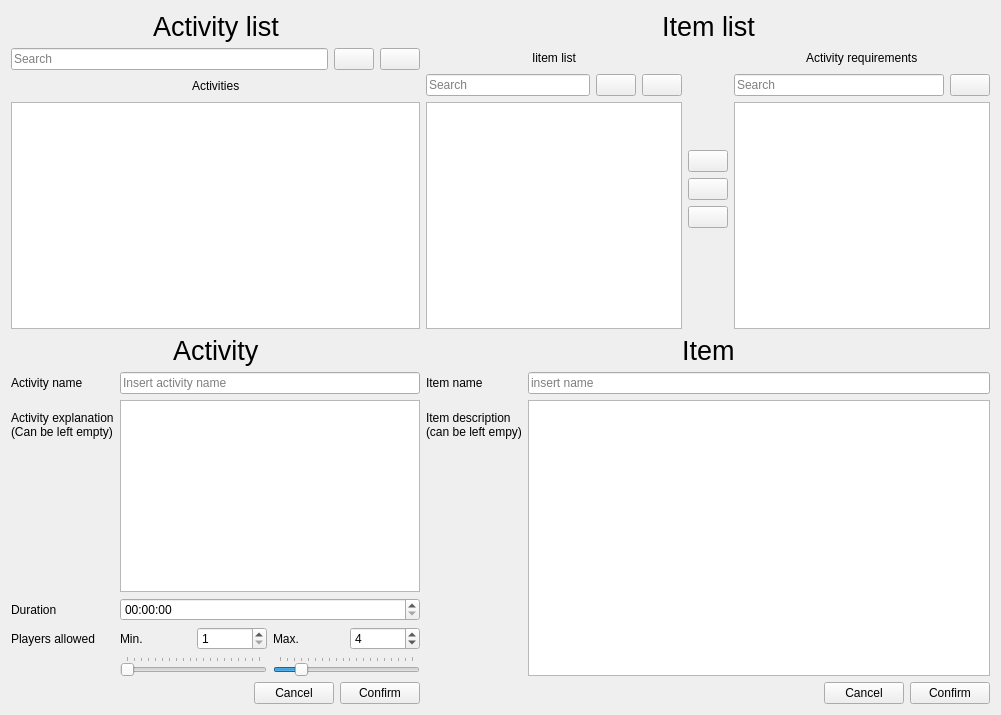
Old version of the form mngactivity.ui in the repository glennnys/Decided.
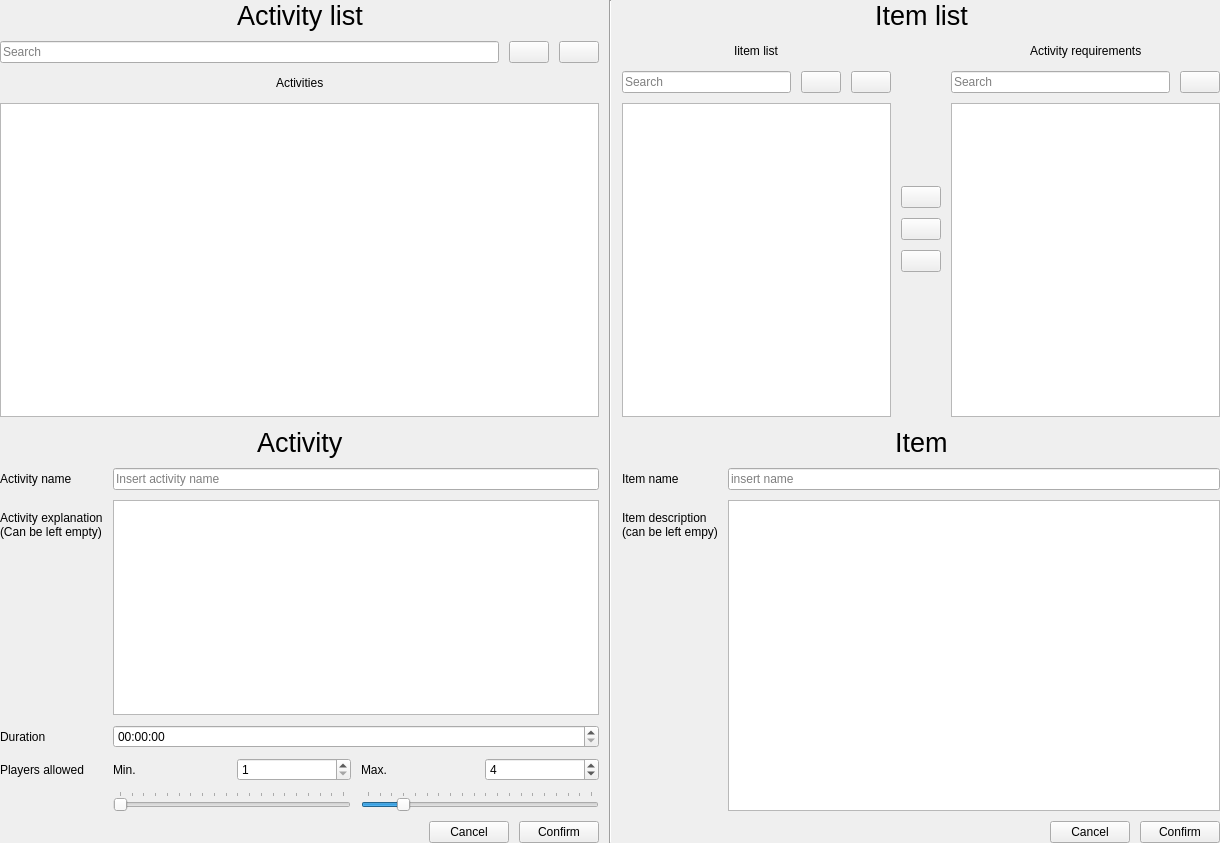
New version of the form. Icons and pictures are not drawn.

```diff
--- a/mngactivity.ui
+++ b/mngactivity.ui
@@ -6,137 +6,40 @@
    <rect>
     <x>0</x>
     <y>0</y>
-    <width>1001</width>
-    <height>715</height>
+    <width>1220</width>
+    <height>843</height>
    </rect>
   </property>
   <property name="windowTitle">
    <string>Form</string>
   </property>
-  <layout class="QVBoxLayout" name="verticalLayout_8">
-   <item>
-    <layout class="QGridLayout" name="gridLayout">
-     <item row="1" column="1">
-      <layout class="QVBoxLayout" name="verticalLayout_16">
-       <item>
-        <layout class="QHBoxLayout" name="horizontalLayout_19">
-         <item>
-          <spacer name="horizontalSpacer_14">
-           <property name="orientation">
-            <enum>Qt::Orientation::Horizontal</enum>
-           </property>
-           <property name="sizeHint" stdset="0">
-            <size>
-             <width>40</width>
-             <height>20</height>
-            </size>
-           </property>
-          </spacer>
-         </item>
-         <item>
-          <widget class="QLabel" name="item_lbl">
-           <property name="font">
-            <font>
-             <pointsize>20</pointsize>
-            </font>
-           </property>
-           <property name="text">
-            <string>Item</string>
-           </property>
-          </widget>
-         </item>
-         <item>
-          <spacer name="horizontalSpacer_15">
-           <property name="orientation">
-            <enum>Qt::Orientation::Horizontal</enum>
-           </property>
-           <property name="sizeHint" stdset="0">
-            <size>
-             <width>40</width>
-             <height>20</height>
-            </size>
-           </property>
-          </spacer>
-         </item>
-        </layout>
-       </item>
+  <layout class="QVBoxLayout" name="verticalLayout_10">
+   <property name="spacing">
+    <number>0</number>
+   </property>
+   <property name="leftMargin">
+    <number>0</number>
+   </property>
+   <property name="topMargin">
+    <number>0</number>
+   </property>
+   <property name="rightMargin">
+    <number>0</number>
+   </property>
+   <property name="bottomMargin">
+    <number>0</number>
+   </property>
        <item>
-        <layout class="QFormLayout" name="formLayout_2">
-         <item row="0" column="0">
-          <widget class="QLabel" name="label_11">
-           <property name="text">
-            <string>Item name</string>
-           </property>
-          </widget>
-         </item>
-         <item row="0" column="1">
-          <widget class="QLineEdit" name="item_name_entry">
-           <property name="text">
-            <string/>
-           </property>
-           <property name="placeholderText">
-            <string>insert name</string>
-           </property>
-          </widget>
-         </item>
-         <item row="1" column="0">
-          <widget class="QLabel" name="label_12">
-           <property name="text">
-            <string>Item description
-(can be left empy)</string>
-           </property>
-          </widget>
-         </item>
-         <item row="1" column="1">
-          <widget class="QTextEdit" name="item_desc_entry">
-           <property name="html">
-            <string>&lt;!DOCTYPE HTML PUBLIC &quot;-//W3C//DTD HTML 4.0//EN&quot; &quot;http://www.w3.org/TR/REC-html40/strict.dtd&quot;&gt;
-&lt;html&gt;&lt;head&gt;&lt;meta name=&quot;qrichtext&quot; content=&quot;1&quot; /&gt;&lt;meta charset=&quot;utf-8&quot; /&gt;&lt;style type=&quot;text/css&quot;&gt;
-p, li { white-space: pre-wrap; }
-hr { height: 1px; border-width: 0; }
-li.unchecked::marker { content: &quot;\2610&quot;; }
-li.checked::marker { content: &quot;\2612&quot;; }
-&lt;/style&gt;&lt;/head&gt;&lt;body style=&quot; font-family:'Ubuntu'; font-size:10pt; font-weight:400; font-style:normal;&quot;&gt;
-&lt;p style=&quot;-qt-paragraph-type:empty; margin-top:0px; margin-bottom:0px; margin-left:0px; margin-right:0px; -qt-block-indent:0; text-indent:0px;&quot;&gt;&lt;br /&gt;&lt;/p&gt;&lt;/body&gt;&lt;/html&gt;</string>
-           </property>
-          </widget>
-         </item>
-        </layout>
-       </item>
+    <layout class="QHBoxLayout" name="horizontalLayout">
+     <property name="spacing">
+      <number>10</number>
+     </property>
        <item>
-        <layout class="QHBoxLayout" name="horizontalLayout_17">
-         <item>
-          <spacer name="horizontalSpacer_13">
-           <property name="orientation">
-            <enum>Qt::Orientation::Horizontal</enum>
-           </property>
-           <property name="sizeHint" stdset="0">
-            <size>
-             <width>40</width>
-             <height>20</height>
-            </size>
-           </property>
-          </spacer>
-         </item>
+      <layout class="QVBoxLayout" name="verticalLayout_9">
+       <property name="spacing">
+        <number>10</number>
+       </property>
          <item>
-          <widget class="QPushButton" name="cancel_item_btn">
-           <property name="text">
-            <string>Cancel</string>
-           </property>
-          </widget>
-         </item>
-         <item>
-          <widget class="QPushButton" name="confirm_item_btn">
-           <property name="text">
-            <string>Confirm</string>
-           </property>
-          </widget>
-         </item>
-        </layout>
-       </item>
-      </layout>
-     </item>
-     <item row="0" column="0">
       <layout class="QVBoxLayout" name="verticalLayout_17">
        <item>
         <layout class="QHBoxLayout" name="horizontalLayout_20">
@@ -257,261 +160,7 @@
        </item>
       </layout>
      </item>
-     <item row="0" column="1">
-      <layout class="QVBoxLayout" name="verticalLayout_15">
        <item>
-        <layout class="QHBoxLayout" name="horizontalLayout_21">
-         <item>
-          <spacer name="horizontalSpacer_18">
-           <property name="orientation">
-            <enum>Qt::Orientation::Horizontal</enum>
-           </property>
-           <property name="sizeHint" stdset="0">
-            <size>
-             <width>40</width>
-             <height>20</height>
-            </size>
-           </property>
-          </spacer>
-         </item>
-         <item>
-          <widget class="QLabel" name="label_18">
-           <property name="font">
-            <font>
-             <pointsize>20</pointsize>
-            </font>
-           </property>
-           <property name="text">
-            <string>Item list</string>
-           </property>
-          </widget>
-         </item>
-         <item>
-          <spacer name="horizontalSpacer_19">
-           <property name="orientation">
-            <enum>Qt::Orientation::Horizontal</enum>
-           </property>
-           <property name="sizeHint" stdset="0">
-            <size>
-             <width>40</width>
-             <height>20</height>
-            </size>
-           </property>
-          </spacer>
-         </item>
-        </layout>
-       </item>
-       <item>
-        <layout class="QHBoxLayout" name="horizontalLayout_15">
-         <item>
-          <layout class="QVBoxLayout" name="verticalLayout">
-           <item>
-            <layout class="QHBoxLayout" name="horizontalLayout_4">
-             <item>
-              <spacer name="horizontalSpacer_2">
-               <property name="orientation">
-                <enum>Qt::Orientation::Horizontal</enum>
-               </property>
-               <property name="sizeHint" stdset="0">
-                <size>
-                 <width>40</width>
-                 <height>20</height>
-                </size>
-               </property>
-              </spacer>
-             </item>
-             <item>
-              <widget class="QLabel" name="label_3">
-               <property name="text">
-                <string>Iitem list</string>
-               </property>
-              </widget>
-             </item>
-             <item>
-              <spacer name="horizontalSpacer">
-               <property name="orientation">
-                <enum>Qt::Orientation::Horizontal</enum>
-               </property>
-               <property name="sizeHint" stdset="0">
-                <size>
-                 <width>40</width>
-                 <height>20</height>
-                </size>
-               </property>
-              </spacer>
-             </item>
-            </layout>
-           </item>
-           <item>
-            <layout class="QHBoxLayout" name="horizontalLayout_2">
-             <item>
-              <widget class="QLineEdit" name="search_item_entry">
-               <property name="placeholderText">
-                <string>Search</string>
-               </property>
-              </widget>
-             </item>
-             <item>
-              <widget class="QPushButton" name="search_item_refresh">
-               <property name="text">
-                <string/>
-               </property>
-               <property name="icon">
-                <iconset theme="QIcon::ThemeIcon::ViewRefresh"/>
-               </property>
-              </widget>
-             </item>
-             <item>
-              <widget class="QPushButton" name="remove_item_btn_3">
-               <property name="text">
-                <string/>
-               </property>
-               <property name="icon">
-                <iconset theme="QIcon::ThemeIcon::EditDelete"/>
-               </property>
-              </widget>
-             </item>
-            </layout>
-           </item>
-           <item>
-            <widget class="QListWidget" name="existing_item_list"/>
-           </item>
-          </layout>
-         </item>
-         <item>
-          <layout class="QVBoxLayout" name="verticalLayout_5">
-           <item>
-            <spacer name="verticalSpacer">
-             <property name="orientation">
-              <enum>Qt::Orientation::Vertical</enum>
-             </property>
-             <property name="sizeHint" stdset="0">
-              <size>
-               <width>20</width>
-               <height>40</height>
-              </size>
-             </property>
-            </spacer>
-           </item>
-           <item>
-            <layout class="QVBoxLayout" name="verticalLayout_4">
-             <item>
-              <widget class="QPushButton" name="add_item_btn">
-               <property name="text">
-                <string/>
-               </property>
-               <property name="icon">
-                <iconset theme="QIcon::ThemeIcon::ListAdd"/>
-               </property>
-              </widget>
-             </item>
-             <item>
-              <widget class="QPushButton" name="remove_item_btn">
-               <property name="text">
-                <string/>
-               </property>
-               <property name="icon">
-                <iconset theme="QIcon::ThemeIcon::ListRemove"/>
-               </property>
-              </widget>
-             </item>
-             <item>
-              <widget class="QPushButton" name="reset_item_list">
-               <property name="text">
-                <string/>
-               </property>
-               <property name="icon">
-                <iconset theme="QIcon::ThemeIcon::ViewRefresh"/>
-               </property>
-              </widget>
-             </item>
-            </layout>
-           </item>
-           <item>
-            <spacer name="verticalSpacer_2">
-             <property name="orientation">
-              <enum>Qt::Orientation::Vertical</enum>
-             </property>
-             <property name="sizeHint" stdset="0">
-              <size>
-               <width>20</width>
-               <height>40</height>
-              </size>
-             </property>
-            </spacer>
-           </item>
-          </layout>
-         </item>
-         <item>
-          <layout class="QVBoxLayout" name="verticalLayout_3">
-           <item>
-            <layout class="QHBoxLayout" name="horizontalLayout_3">
-             <item>
-              <spacer name="horizontalSpacer_3">
-               <property name="orientation">
-                <enum>Qt::Orientation::Horizontal</enum>
-               </property>
-               <property name="sizeHint" stdset="0">
-                <size>
-                 <width>40</width>
-                 <height>20</height>
-                </size>
-               </property>
-              </spacer>
-             </item>
-             <item>
-              <widget class="QLabel" name="label_4">
-               <property name="text">
-                <string>Activity requirements</string>
-               </property>
-              </widget>
-             </item>
-             <item>
-              <spacer name="horizontalSpacer_4">
-               <property name="orientation">
-                <enum>Qt::Orientation::Horizontal</enum>
-               </property>
-               <property name="sizeHint" stdset="0">
-                <size>
-                 <width>40</width>
-                 <height>20</height>
-                </size>
-               </property>
-              </spacer>
-             </item>
-            </layout>
-           </item>
-           <item>
-            <layout class="QHBoxLayout" name="horizontalLayout_9">
-             <item>
-              <widget class="QLineEdit" name="search_req_entry">
-               <property name="placeholderText">
-                <string>Search</string>
-               </property>
-              </widget>
-             </item>
-             <item>
-              <widget class="QPushButton" name="search_req_refresh">
-               <property name="text">
-                <string/>
-               </property>
-               <property name="icon">
-                <iconset theme="QIcon::ThemeIcon::ViewRefresh"/>
-               </property>
-              </widget>
-             </item>
-            </layout>
-           </item>
-           <item>
-            <widget class="QListWidget" name="selected_item_list"/>
-           </item>
-          </layout>
-         </item>
-        </layout>
-       </item>
-      </layout>
-     </item>
-     <item row="1" column="0">
       <layout class="QVBoxLayout" name="verticalLayout_2">
        <item>
         <layout class="QHBoxLayout" name="horizontalLayout_16">
@@ -755,6 +404,396 @@
             <string>Confirm</string>
            </property>
           </widget>
+           </item>
+          </layout>
+         </item>
+        </layout>
+       </item>
+      </layout>
+     </item>
+     <item>
+      <widget class="Line" name="line_4">
+       <property name="orientation">
+        <enum>Qt::Orientation::Vertical</enum>
+       </property>
+      </widget>
+     </item>
+     <item>
+      <layout class="QVBoxLayout" name="verticalLayout_8">
+       <property name="spacing">
+        <number>10</number>
+       </property>
+       <item>
+        <layout class="QVBoxLayout" name="verticalLayout_15">
+         <item>
+          <layout class="QHBoxLayout" name="horizontalLayout_21">
+           <item>
+            <spacer name="horizontalSpacer_18">
+             <property name="orientation">
+              <enum>Qt::Orientation::Horizontal</enum>
+             </property>
+             <property name="sizeHint" stdset="0">
+              <size>
+               <width>40</width>
+               <height>20</height>
+              </size>
+             </property>
+            </spacer>
+           </item>
+           <item>
+            <widget class="QLabel" name="label_18">
+             <property name="font">
+              <font>
+               <pointsize>20</pointsize>
+              </font>
+             </property>
+             <property name="text">
+              <string>Item list</string>
+             </property>
+            </widget>
+           </item>
+           <item>
+            <spacer name="horizontalSpacer_19">
+             <property name="orientation">
+              <enum>Qt::Orientation::Horizontal</enum>
+             </property>
+             <property name="sizeHint" stdset="0">
+              <size>
+               <width>40</width>
+               <height>20</height>
+              </size>
+             </property>
+            </spacer>
+           </item>
+          </layout>
+         </item>
+         <item>
+          <layout class="QHBoxLayout" name="horizontalLayout_15">
+           <item>
+            <layout class="QVBoxLayout" name="verticalLayout">
+             <item>
+              <layout class="QHBoxLayout" name="horizontalLayout_4">
+               <item>
+                <spacer name="horizontalSpacer_2">
+                 <property name="orientation">
+                  <enum>Qt::Orientation::Horizontal</enum>
+                 </property>
+                 <property name="sizeHint" stdset="0">
+                  <size>
+                   <width>40</width>
+                   <height>20</height>
+                  </size>
+                 </property>
+                </spacer>
+               </item>
+               <item>
+                <widget class="QLabel" name="label_3">
+                 <property name="text">
+                  <string>Iitem list</string>
+                 </property>
+                </widget>
+               </item>
+               <item>
+                <spacer name="horizontalSpacer">
+                 <property name="orientation">
+                  <enum>Qt::Orientation::Horizontal</enum>
+                 </property>
+                 <property name="sizeHint" stdset="0">
+                  <size>
+                   <width>40</width>
+                   <height>20</height>
+                  </size>
+                 </property>
+                </spacer>
+               </item>
+              </layout>
+             </item>
+             <item>
+              <layout class="QHBoxLayout" name="horizontalLayout_2">
+               <item>
+                <widget class="QLineEdit" name="search_item_entry">
+                 <property name="placeholderText">
+                  <string>Search</string>
+                 </property>
+                </widget>
+               </item>
+               <item>
+                <widget class="QPushButton" name="search_item_refresh">
+                 <property name="text">
+                  <string/>
+                 </property>
+                 <property name="icon">
+                  <iconset theme="QIcon::ThemeIcon::ViewRefresh"/>
+                 </property>
+                </widget>
+               </item>
+               <item>
+                <widget class="QPushButton" name="remove_item_btn_3">
+                 <property name="text">
+                  <string/>
+                 </property>
+                 <property name="icon">
+                  <iconset theme="QIcon::ThemeIcon::EditDelete"/>
+                 </property>
+                </widget>
+               </item>
+              </layout>
+             </item>
+             <item>
+              <widget class="QListWidget" name="existing_item_list"/>
+             </item>
+            </layout>
+           </item>
+           <item>
+            <layout class="QVBoxLayout" name="verticalLayout_5">
+             <item>
+              <spacer name="verticalSpacer">
+               <property name="orientation">
+                <enum>Qt::Orientation::Vertical</enum>
+               </property>
+               <property name="sizeHint" stdset="0">
+                <size>
+                 <width>20</width>
+                 <height>40</height>
+                </size>
+               </property>
+              </spacer>
+             </item>
+             <item>
+              <layout class="QVBoxLayout" name="verticalLayout_4">
+               <item>
+                <widget class="QPushButton" name="add_item_btn">
+                 <property name="text">
+                  <string/>
+                 </property>
+                 <property name="icon">
+                  <iconset theme="QIcon::ThemeIcon::ListAdd"/>
+                 </property>
+                </widget>
+               </item>
+               <item>
+                <widget class="QPushButton" name="remove_item_btn">
+                 <property name="text">
+                  <string/>
+                 </property>
+                 <property name="icon">
+                  <iconset theme="QIcon::ThemeIcon::ListRemove"/>
+                 </property>
+                </widget>
+               </item>
+               <item>
+                <widget class="QPushButton" name="reset_item_list">
+                 <property name="text">
+                  <string/>
+                 </property>
+                 <property name="icon">
+                  <iconset theme="QIcon::ThemeIcon::ViewRefresh"/>
+                 </property>
+                </widget>
+               </item>
+              </layout>
+             </item>
+             <item>
+              <spacer name="verticalSpacer_2">
+               <property name="orientation">
+                <enum>Qt::Orientation::Vertical</enum>
+               </property>
+               <property name="sizeHint" stdset="0">
+                <size>
+                 <width>20</width>
+                 <height>40</height>
+                </size>
+               </property>
+              </spacer>
+             </item>
+            </layout>
+           </item>
+           <item>
+            <layout class="QVBoxLayout" name="verticalLayout_3">
+             <item>
+              <layout class="QHBoxLayout" name="horizontalLayout_3">
+               <item>
+                <spacer name="horizontalSpacer_3">
+                 <property name="orientation">
+                  <enum>Qt::Orientation::Horizontal</enum>
+                 </property>
+                 <property name="sizeHint" stdset="0">
+                  <size>
+                   <width>40</width>
+                   <height>20</height>
+                  </size>
+                 </property>
+                </spacer>
+               </item>
+               <item>
+                <widget class="QLabel" name="label_4">
+                 <property name="text">
+                  <string>Activity requirements</string>
+                 </property>
+                </widget>
+               </item>
+               <item>
+                <spacer name="horizontalSpacer_4">
+                 <property name="orientation">
+                  <enum>Qt::Orientation::Horizontal</enum>
+                 </property>
+                 <property name="sizeHint" stdset="0">
+                  <size>
+                   <width>40</width>
+                   <height>20</height>
+                  </size>
+                 </property>
+                </spacer>
+               </item>
+              </layout>
+             </item>
+             <item>
+              <layout class="QHBoxLayout" name="horizontalLayout_9">
+               <item>
+                <widget class="QLineEdit" name="search_req_entry">
+                 <property name="placeholderText">
+                  <string>Search</string>
+                 </property>
+                </widget>
+               </item>
+               <item>
+                <widget class="QPushButton" name="search_req_refresh">
+                 <property name="text">
+                  <string/>
+                 </property>
+                 <property name="icon">
+                  <iconset theme="QIcon::ThemeIcon::ViewRefresh"/>
+                 </property>
+                </widget>
+               </item>
+              </layout>
+             </item>
+             <item>
+              <widget class="QListWidget" name="selected_item_list"/>
+             </item>
+            </layout>
+           </item>
+          </layout>
+         </item>
+        </layout>
+       </item>
+       <item>
+        <layout class="QVBoxLayout" name="verticalLayout_16">
+         <item>
+          <layout class="QHBoxLayout" name="horizontalLayout_19">
+           <item>
+            <spacer name="horizontalSpacer_14">
+             <property name="orientation">
+              <enum>Qt::Orientation::Horizontal</enum>
+             </property>
+             <property name="sizeHint" stdset="0">
+              <size>
+               <width>40</width>
+               <height>20</height>
+              </size>
+             </property>
+            </spacer>
+           </item>
+           <item>
+            <widget class="QLabel" name="item_lbl">
+             <property name="font">
+              <font>
+               <pointsize>20</pointsize>
+              </font>
+             </property>
+             <property name="text">
+              <string>Item</string>
+             </property>
+            </widget>
+           </item>
+           <item>
+            <spacer name="horizontalSpacer_15">
+             <property name="orientation">
+              <enum>Qt::Orientation::Horizontal</enum>
+             </property>
+             <property name="sizeHint" stdset="0">
+              <size>
+               <width>40</width>
+               <height>20</height>
+              </size>
+             </property>
+            </spacer>
+           </item>
+          </layout>
+         </item>
+         <item>
+          <layout class="QFormLayout" name="formLayout_2">
+           <item row="0" column="0">
+            <widget class="QLabel" name="label_11">
+             <property name="text">
+              <string>Item name</string>
+             </property>
+            </widget>
+           </item>
+           <item row="0" column="1">
+            <widget class="QLineEdit" name="item_name_entry">
+             <property name="text">
+              <string/>
+             </property>
+             <property name="placeholderText">
+              <string>insert name</string>
+             </property>
+            </widget>
+           </item>
+           <item row="1" column="0">
+            <widget class="QLabel" name="label_12">
+             <property name="text">
+              <string>Item description
+(can be left empy)</string>
+             </property>
+            </widget>
+           </item>
+           <item row="1" column="1">
+            <widget class="QTextEdit" name="item_desc_entry">
+             <property name="html">
+              <string>&lt;!DOCTYPE HTML PUBLIC &quot;-//W3C//DTD HTML 4.0//EN&quot; &quot;http://www.w3.org/TR/REC-html40/strict.dtd&quot;&gt;
+&lt;html&gt;&lt;head&gt;&lt;meta name=&quot;qrichtext&quot; content=&quot;1&quot; /&gt;&lt;meta charset=&quot;utf-8&quot; /&gt;&lt;style type=&quot;text/css&quot;&gt;
+p, li { white-space: pre-wrap; }
+hr { height: 1px; border-width: 0; }
+li.unchecked::marker { content: &quot;\2610&quot;; }
+li.checked::marker { content: &quot;\2612&quot;; }
+&lt;/style&gt;&lt;/head&gt;&lt;body style=&quot; font-family:'Ubuntu'; font-size:10pt; font-weight:400; font-style:normal;&quot;&gt;
+&lt;p style=&quot;-qt-paragraph-type:empty; margin-top:0px; margin-bottom:0px; margin-left:0px; margin-right:0px; -qt-block-indent:0; text-indent:0px;&quot;&gt;&lt;br /&gt;&lt;/p&gt;&lt;/body&gt;&lt;/html&gt;</string>
+             </property>
+            </widget>
+           </item>
+          </layout>
+         </item>
+         <item>
+          <layout class="QHBoxLayout" name="horizontalLayout_17">
+           <item>
+            <spacer name="horizontalSpacer_13">
+             <property name="orientation">
+              <enum>Qt::Orientation::Horizontal</enum>
+             </property>
+             <property name="sizeHint" stdset="0">
+              <size>
+               <width>40</width>
+               <height>20</height>
+              </size>
+             </property>
+            </spacer>
+           </item>
+           <item>
+            <widget class="QPushButton" name="cancel_item_btn">
+             <property name="text">
+              <string>Cancel</string>
+             </property>
+            </widget>
+           </item>
+           <item>
+            <widget class="QPushButton" name="confirm_item_btn">
+             <property name="text">
+              <string>Confirm</string>
+             </property>
+            </widget>
+           </item>
+          </layout>
          </item>
         </layout>
        </item>
```
Lines whose indentation alone changed are shown as unchanged.
